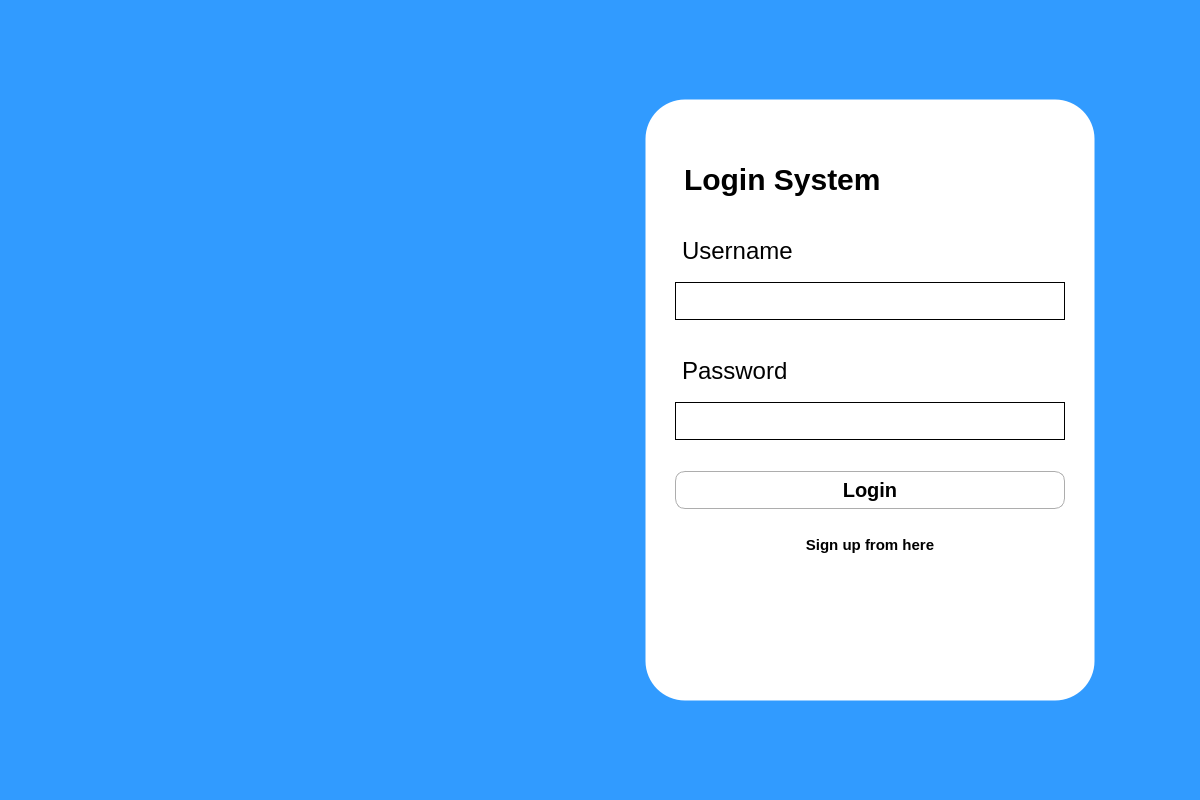
burr1to/kaizen, file K/login.ui: the form before one commit.
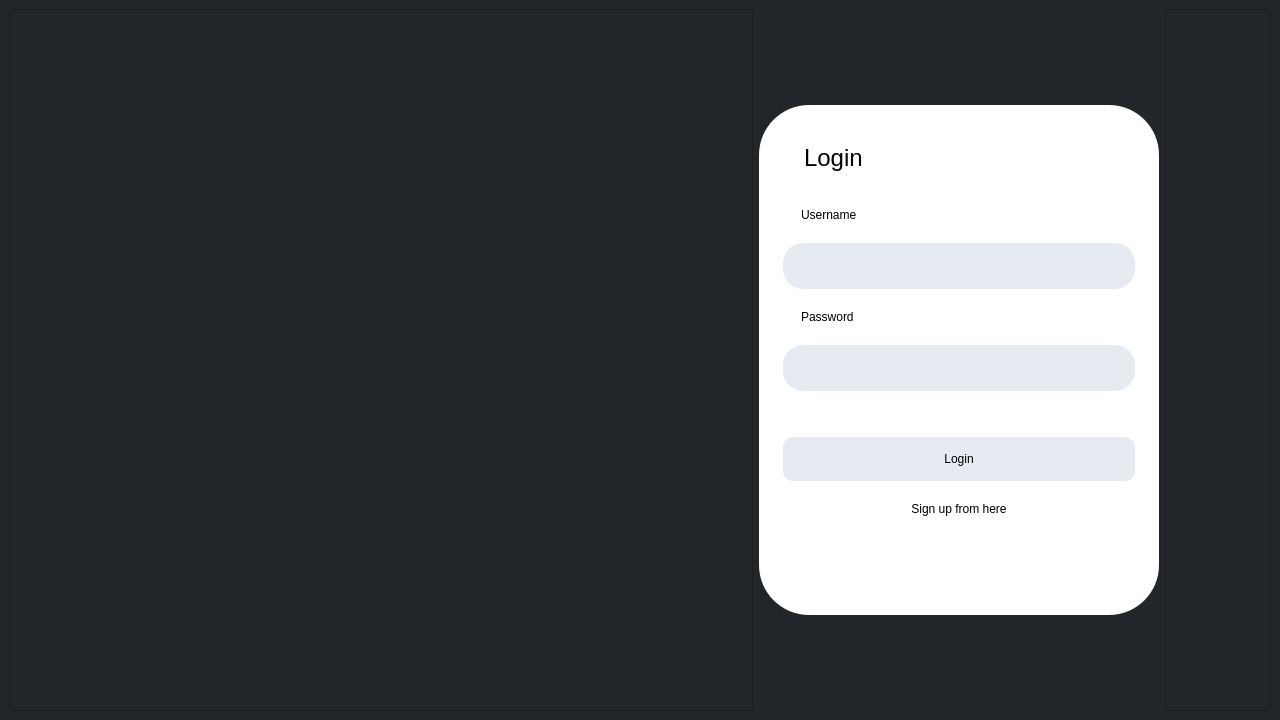
The form after the commit. Icons and pictures are not drawn.

What changed in the file:
```diff
--- a/K/login.ui
+++ b/K/login.ui
@@ -6,8 +6,8 @@
    <rect>
     <x>0</x>
     <y>0</y>
-    <width>1200</width>
-    <height>800</height>
+    <width>1280</width>
+    <height>720</height>
    </rect>
   </property>
   <property name="minimumSize">
@@ -30,10 +30,9 @@
     <normaloff>:/images/src_images/kaizen_square.png</normaloff>:/images/src_images/kaizen_square.png</iconset>
   </property>
   <property name="styleSheet">
-   <string notr="true">QFrame{
-border: 1px solid transparent;}
-
-</string>
+   <string notr="true">font: 9pt &quot;Segoe UI&quot;;
+color:black;
+padding:15px</string>
   </property>
   <widget class="QWidget" name="loginwidget">
    <property name="minimumSize">
@@ -49,8 +48,7 @@
     </size>
    </property>
    <property name="styleSheet">
-    <string notr="true">#loginwidget{background-color: rgb(49, 155, 255); }
-</string>
+    <string notr="true">background-color: rgb(34, 37, 42);</string>
    </property>
    <layout class="QHBoxLayout" name="horizontalLayout">
     <item>
@@ -78,78 +76,28 @@
         <verstretch>0</verstretch>
        </sizepolicy>
       </property>
+      <property name="minimumSize">
+       <size>
+        <width>400</width>
+        <height>500</height>
+       </size>
+      </property>
       <property name="maximumSize">
        <size>
-        <width>602</width>
-        <height>602</height>
+        <width>16777215</width>
+        <height>16777215</height>
+       </size>
+      </property>
+      <property name="baseSize">
+       <size>
+        <width>400</width>
+        <height>500</height>
        </size>
       </property>
       <property name="styleSheet">
-       <string notr="true">#loginframe{
-background-color:white;
-border-radius:40px;
-max-width:600px;
-max-height:600px;
-}
-
-#bigtxt{
-font-size:30px;
-font-weight:bold;
-}
-
-#username,#password
-{
-border-radius:20px;
-background:white;
-border:1px solid black;
-padding:10px;
-
-margin-bottom:10px;
-}
-
-
-#loginbutt{
-border-radius:10px;
-border:1px solid rgb(173, 173, 173);
-padding:6px;
-color:black;
-margin-top:15px;
-font-size:20px;
-font-weight:bold;
-background:transparent;
-}
-
-#loginbutt:hover{
-background-color:black;
-border:1px solid transparent;
-color:white;
-}
-
-
-#usr,#pswd{
-font-size:24px;
-margin-bottom:10px;
-color:black;
-background:transparent;
-}
-#pswd{
-margin-top:20px;
-}
-
-#signupbut{
-border:1px solid transparent;
-padding:20px;
-font-size:15px;
-
-color:black;
-
-}
-
-#textdis{
-margin-bottom:5px;
-color:black;
-
-}
+       <string notr="true">background-color: rgb(255, 255, 255);
+border-radius:50px;
+border:0px;
 </string>
       </property>
       <property name="frameShape">
@@ -159,89 +107,87 @@
        <enum>QFrame::Raised</enum>
       </property>
       <layout class="QHBoxLayout" name="horizontalLayout_2">
-       <item>
-        <spacer name="horizontalSpacer">
-         <property name="orientation">
-          <enum>Qt::Horizontal</enum>
-         </property>
-         <property name="sizeType">
-          <enum>QSizePolicy::Fixed</enum>
-         </property>
-         <property name="sizeHint" stdset="0">
-          <size>
-           <width>20</width>
-           <height>20</height>
-          </size>
-         </property>
-        </spacer>
-       </item>
        <item>
         <layout class="QVBoxLayout" name="verticalLayout_3">
-         <item>
-          <spacer name="verticalSpacer">
-           <property name="orientation">
-            <enum>Qt::Vertical</enum>
-           </property>
-           <property name="sizeType">
-            <enum>QSizePolicy::Fixed</enum>
-           </property>
-           <property name="sizeHint" stdset="0">
-            <size>
-             <width>20</width>
-             <height>20</height>
-            </size>
-           </property>
-          </spacer>
-         </item>
          <item>
           <widget class="QLabel" name="bigtxt">
+           <property name="styleSheet">
+            <string notr="true">border-radius:25px;
+border:0px;
+font:24px;</string>
+           </property>
            <property name="text">
-            <string>Login System</string>
+            <string>Login</string>
            </property>
           </widget>
          </item>
          <item>
-          <layout class="QVBoxLayout" name="verticalLayout_4">
-           <item>
-            <layout class="QVBoxLayout" name="verticalLayout">
-             <item>
-              <widget class="QLabel" name="usr">
-               <property name="text">
-                <string>Username</string>
-               </property>
-              </widget>
-             </item>
-             <item>
-              <widget class="QLineEdit" name="username"/>
-             </item>
-            </layout>
-           </item>
-           <item>
-            <layout class="QVBoxLayout" name="verticalLayout_2">
-             <item>
-              <widget class="QLabel" name="pswd">
-               <property name="text">
-                <string>Password</string>
-               </property>
-              </widget>
-             </item>
-             <item>
-              <widget class="QLineEdit" name="password"/>
-             </item>
-            </layout>
-           </item>
-          </layout>
+          <widget class="QLabel" name="usr">
+           <property name="styleSheet">
+            <string notr="true">border-radius:25px;
+border:0px;</string>
+           </property>
+           <property name="text">
+            <string>Username</string>
+           </property>
+          </widget>
+         </item>
+         <item>
+          <widget class="QLineEdit" name="username">
+           <property name="styleSheet">
+            <string notr="true">background-color: rgb(230, 235, 241);
+border-radius:20px;
+border:0px;</string>
+           </property>
+          </widget>
+         </item>
+         <item>
+          <widget class="QLabel" name="pswd">
+           <property name="styleSheet">
+            <string notr="true">border-radius:25px;
+border:0px;</string>
+           </property>
+           <property name="text">
+            <string>Password</string>
+           </property>
+          </widget>
+         </item>
+         <item>
+          <widget class="QLineEdit" name="password">
+           <property name="styleSheet">
+            <string notr="true">background-color: rgb(230, 235, 241);
+border-radius:20px;
+border:0px;</string>
+           </property>
+          </widget>
+         </item>
+         <item>
+          <spacer name="verticalSpacer">
+           <property name="orientation">
+            <enum>Qt::Vertical</enum>
+           </property>
+           <property name="sizeHint" stdset="0">
+            <size>
+             <width>20</width>
+             <height>40</height>
+            </size>
+           </property>
+          </spacer>
          </item>
          <item>
           <widget class="QPushButton" name="loginbutt">
            <property name="font">
             <font>
-             <pointsize>-1</pointsize>
-             <bold>true</bold>
+             <family>Segoe UI</family>
+             <pointsize>9</pointsize>
+             <italic>false</italic>
+             <bold>false</bold>
             </font>
            </property>
            <property name="styleSheet">
-            <string notr="true"/>
+            <string notr="true">background-color: rgb(230, 235, 241);
+border-radius:10px;
+border:0px;</string>
            </property>
            <property name="text">
             <string>Login</string>
@@ -252,12 +198,14 @@
           <widget class="QPushButton" name="signupbut">
            <property name="font">
             <font>
-             <pointsize>-1</pointsize>
-             <bold>true</bold>
+             <family>Segoe UI</family>
+             <pointsize>9</pointsize>
+             <italic>false</italic>
+             <bold>false</bold>
             </font>
            </property>
            <property name="styleSheet">
-            <string notr="true"/>
+            <string notr="true">border:0px;</string>
            </property>
            <property name="text">
             <string>Sign up from here</string>
@@ -289,22 +237,6 @@
          </item>
         </layout>
        </item>
-       <item>
-        <spacer name="horizontalSpacer_2">
-         <property name="orientation">
-          <enum>Qt::Horizontal</enum>
-         </property>
-         <property name="sizeType">
-          <enum>QSizePolicy::Fixed</enum>
-         </property>
-         <property name="sizeHint" stdset="0">
-          <size>
-           <width>20</width>
-           <height>20</height>
-          </size>
-         </property>
-        </spacer>
-       </item>
       </layout>
      </widget>
     </item>
```
Left out of the diff: 10 changed lines with no effect on the pictures.
